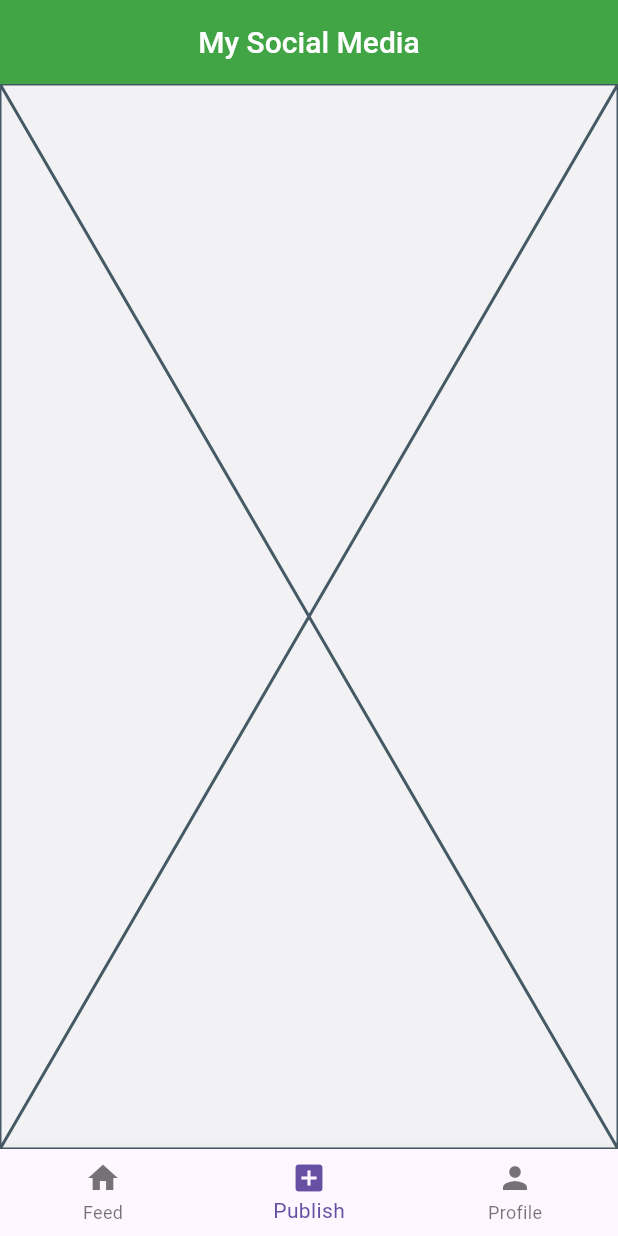
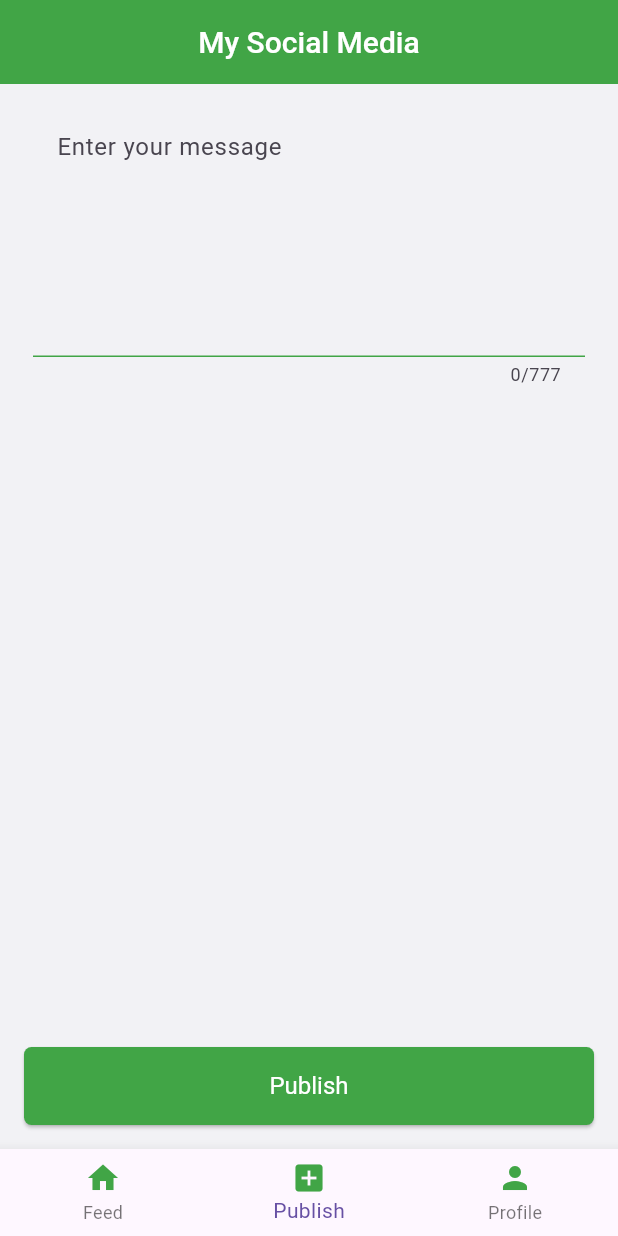
Before and after one commit to tharicki/tharicki_demo_project, a Flutter app: the screen it shows after launch, item 2 of the bottom bar chosen, on a phone screen of 412 x 824 dp. Run offline on Flutter 3.47's test engine with Material 3 defaults, Android fonts, the phone set to English and light mode, and no system bars; our stand-ins replace dio, flutter_bloc, get_it, injectable.

Commit message:
finishing the publish page

```diff
--- a/lib/core/presentation/base_page.dart
+++ /dev/null
@@ -1,59 +0,0 @@
-import 'package:flutter/material.dart';
-import 'package:tharicki_demo_project/core/theme/app_colors.dart';
-import 'package:tharicki_demo_project/core/utils/strings.dart';
-import 'package:tharicki_demo_project/feed/presentation/pages/feed_page.dart';
-import 'package:tharicki_demo_project/profile/presentation/profile_page.dart';
-import 'package:tharicki_demo_project/publishment/presentation/publish_page.dart';
-
-class BasePage extends StatefulWidget {
-  const BasePage({super.key});
-
-  @override
-  State<BasePage> createState() => _BasePageState();
-}
-
-class _BasePageState extends State<BasePage> {
-  int _selectedIndex = 0;
-
-  final List<Widget> _pages = const [
-    FeedPage(),
-    PublishPage(),
-    ProfilePage(),
-  ];
-
-  void _onItemTapped(int index) {
-    setState(() {
-      _selectedIndex = index;
-    });
-  }
-
-  @override
-  Widget build(BuildContext context) {
-    return Scaffold(
-      backgroundColor: AppColors.backgroundGrey,
-      appBar: AppBar(
-        title: const Text(Strings.appTitle),
-        iconTheme: IconThemeData(color: AppColors.white),
-      ),
-      body: _pages[_selectedIndex],
-      bottomNavigationBar: BottomNavigationBar(
-        currentIndex: _selectedIndex,
-        onTap: _onItemTapped,
-        items: const [
-          BottomNavigationBarItem(
-            icon: Icon(Icons.home),
-            label: 'Feed',
-          ),
-          BottomNavigationBarItem(
-            icon: Icon(Icons.add_box),
-            label: 'Publish',
-          ),
-          BottomNavigationBarItem(
-            icon: Icon(Icons.person),
-            label: 'Profile',
-          ),
-        ],
-      ),
-    );
-  }
-}
--- /dev/null
+++ b/lib/core/presentation/cubit/navigation_state.dart
@@ -0,0 +1,16 @@
+part of 'navigation_cubit.dart';
+
+@immutable
+abstract class NavigationState {}
+
+class NavigationFeed extends NavigationState {
+  NavigationFeed();
+}
+
+class NavigationPublish extends NavigationState {
+  NavigationPublish();
+}
+
+class NavigationProfile extends NavigationState {
+  NavigationProfile();
+}
--- /dev/null
+++ b/lib/core/presentation/pages/base_page.dart
@@ -0,0 +1,116 @@
+import 'package:flutter/material.dart';
+import 'package:flutter_bloc/flutter_bloc.dart';
+import 'package:tharicki_demo_project/core/injection/injection.dart';
+import 'package:tharicki_demo_project/core/presentation/cubit/navigation_cubit.dart';
+import 'package:tharicki_demo_project/core/theme/app_colors.dart';
+import 'package:tharicki_demo_project/core/utils/strings.dart';
+import 'package:tharicki_demo_project/feed/presentation/cubit/feed_cubit.dart';
+import 'package:tharicki_demo_project/feed/presentation/pages/feed_page.dart';
+import 'package:tharicki_demo_project/profile/presentation/cubit/profile_cubit.dart';
+import 'package:tharicki_demo_project/profile/presentation/profile_page.dart';
+import 'package:tharicki_demo_project/publishment/presentation/cubit/publish_cubit.dart';
+import 'package:tharicki_demo_project/publishment/presentation/pages/publish_page.dart';
+
+class BasePage extends StatefulWidget {
+  const BasePage({super.key});
+
+  @override
+  State<BasePage> createState() => _BasePageState();
+}
+
+class _BasePageState extends State<BasePage> {
+  int _selectedIndex = 0;
+  final navigationCubit = getIt<NavigationCubit>();
+
+  late List<Widget> _pages;
+
+  @override
+  void initState() {
+    super.initState();
+    _pages = [
+      const FeedPage(),
+      PublishPage(
+        navigationCubit: navigationCubit,
+      ),
+      const ProfilePage(),
+    ];
+  }
+
+  @override
+  Widget build(BuildContext context) {
+    return MultiBlocProvider(
+      providers: [
+        BlocProvider(create: (context) => getIt<NavigationCubit>()),
+        BlocProvider(create: (context) => getIt<FeedCubit>()),
+        BlocProvider(create: (context) => getIt<PublishCubit>()),
+        BlocProvider(create: (context) => getIt<ProfileCubit>()),
+      ],
+      child: Scaffold(
+        backgroundColor: AppColors.backgroundGrey,
+        appBar: AppBar(
+          title: const Text(Strings.appTitle),
+          iconTheme: IconThemeData(color: AppColors.white),
+        ),
+        body: BlocListener<NavigationCubit, NavigationState>(
+          bloc: navigationCubit,
+          listener: (context, state) {
+            switch (state) {
+              case NavigationFeed _:
+                _selectedIndex = 0;
+                break;
+              case NavigationPublish _:
+                _selectedIndex = 1;
+                break;
+              case NavigationProfile _:
+                _selectedIndex = 2;
+                break;
+            }
+          },
+          child: BlocBuilder<NavigationCubit, NavigationState>(
+            bloc: navigationCubit,
+            builder: (context, state) {
+              return IndexedStack(
+                index: _selectedIndex,
+                children: _pages,
+              );
+            },
+          ),
+        ),
+        bottomNavigationBar: BlocBuilder<NavigationCubit, NavigationState>(
+          bloc: navigationCubit,
+          builder: (context, state) {
+            return BottomNavigationBar(
+              currentIndex: _selectedIndex,
+              onTap: (index) {
+                navigationCubit.changeTab(index);
+              },
+              items: [
+                BottomNavigationBarItem(
+                  icon: Icon(
+                    Icons.home,
+                    color: AppColors.primary,
+                  ),
+                  label: 'Feed',
+                ),
+                BottomNavigationBarItem(
+                  icon: Icon(
+                    Icons.add_box,
+                    color: AppColors.primary,
+                  ),
+                  label: 'Publish',
+                ),
+                BottomNavigationBarItem(
+                  icon: Icon(
+                    Icons.person,
+                    color: AppColors.primary,
+                  ),
+                  label: 'Profile',
+                ),
+              ],
+            );
+          },
+        ),
+      ),
+    );
+  }
+}
--- a/lib/core/theme/app_colors.dart
+++ b/lib/core/theme/app_colors.dart
@@ -2,6 +2,7 @@ import 'package:flutter/material.dart';
 
 class AppColors {
   static Color primary = const Color.fromRGBO(65, 165, 70, 1);
+  static Color secondary = const Color.fromARGB(255, 194, 194, 0);
   static Color light = const Color.fromRGBO(255, 255, 255, 1);
   static Color grey = const Color.fromRGBO(128, 128, 128, 1);
   static Color borderInputColor = const Color.fromRGBO(122, 122, 122, 1);
@@ -16,5 +17,6 @@ class AppColors {
   static Color white = const Color(0xFFFFFFFF);
   static Color green = const Color(0xFF4DB748);
   static Color red = Colors.red.shade900;
+  static Color black = Colors.black;
   static Color disableGray = const Color(0xFFB8B7B7);
 }
--- a/lib/main.dart
+++ b/lib/main.dart
@@ -1,6 +1,6 @@
 import 'package:flutter/material.dart';
 import 'package:tharicki_demo_project/core/injection/injection.dart';
-import 'package:tharicki_demo_project/core/presentation/base_page.dart';
+import 'package:tharicki_demo_project/core/presentation/pages/base_page.dart';
 import 'package:tharicki_demo_project/core/theme/app_theme.dart';
 
 void main() {
--- /dev/null
+++ b/lib/profile/presentation/cubit/profile_cubit.dart
@@ -0,0 +1,14 @@
+import 'package:flutter/material.dart';
+import 'package:flutter_bloc/flutter_bloc.dart';
+import 'package:injectable/injectable.dart';
+
+part 'profile_state.dart';
+
+@injectable
+class ProfileCubit extends Cubit<ProfileState> {
+  ProfileCubit() : super(ProfileInitial());
+
+  Future<void> fetchProfile() async {
+    emit(ProfileLoading());
+  }
+}
--- /dev/null
+++ b/lib/profile/presentation/cubit/profile_state.dart
@@ -0,0 +1,16 @@
+part of 'profile_cubit.dart';
+
+@immutable
+abstract class ProfileState {}
+
+class ProfileInitial extends ProfileState {}
+
+class ProfileLoading extends ProfileState {}
+
+class ProfileSuccess extends ProfileState {}
+
+class ProfileError extends ProfileState {
+  final String error;
+
+  ProfileError({required this.error});
+}
--- /dev/null
+++ b/lib/publishment/presentation/cubit/publish_cubit.dart
@@ -0,0 +1,27 @@
+import 'package:flutter/material.dart';
+import 'package:flutter_bloc/flutter_bloc.dart';
+import 'package:injectable/injectable.dart';
+
+part 'publish_state.dart';
+
+@injectable
+class PublishCubit extends Cubit<PublishState> {
+  PublishCubit() : super(PublishInitial());
+
+  Future<void> postPublish() async {
+    emit(PublishLoading());
+
+    // Here you would typically call your repository to post the publish data
+    // For example:
+    // try {
+    //   final result = await repository.postPublish(data);
+    //   emit(PublishSuccess(result: result));
+    // } catch (e) {
+    //   emit(PublishError(error: e.toString()));
+    // }
+    Future.delayed(const Duration(seconds: 2), () {
+      // Simulating a successful publish
+      emit(PublishSuccess());
+    });
+  }
+}
--- /dev/null
+++ b/lib/publishment/presentation/cubit/publish_state.dart
@@ -0,0 +1,16 @@
+part of 'publish_cubit.dart';
+
+@immutable
+abstract class PublishState {}
+
+class PublishInitial extends PublishState {}
+
+class PublishLoading extends PublishState {}
+
+class PublishSuccess extends PublishState {}
+
+class PublishError extends PublishState {
+  final String error;
+
+  PublishError({required this.error});
+}
--- /dev/null
+++ b/lib/publishment/presentation/pages/publish_page.dart
@@ -0,0 +1,107 @@
+import 'package:flutter/material.dart';
+import 'package:flutter_bloc/flutter_bloc.dart';
+import 'package:tharicki_demo_project/core/injection/injection.dart';
+import 'package:tharicki_demo_project/core/presentation/cubit/navigation_cubit.dart';
+import 'package:tharicki_demo_project/core/presentation/widgets/model_widget.dart';
+import 'package:tharicki_demo_project/core/theme/app_colors.dart';
+import 'package:tharicki_demo_project/core/theme/app_sizes.dart';
+import 'package:tharicki_demo_project/publishment/presentation/cubit/publish_cubit.dart';
+
+class PublishPage extends StatefulWidget {
+  const PublishPage({
+    super.key,
+    required this.navigationCubit,
+  });
+
+  final NavigationCubit navigationCubit;
+
+  @override
+  State<PublishPage> createState() => _PublishPageState();
+}
+
+class _PublishPageState extends State<PublishPage> {
+  final TextEditingController _postController = TextEditingController();
+  final PublishCubit publishCubit = getIt<PublishCubit>();
+
+  @override
+  Widget build(BuildContext context) {
+    return BlocConsumer<PublishCubit, PublishState>(
+        bloc: publishCubit,
+        listener: (context, state) {
+          if (state is PublishSuccess) {
+            showAutoDismissSuccessDialog(context, 'Success!', 'Post published successfully');
+            widget.navigationCubit.changeTab(0);
+          } else if (state is PublishError) {
+            // Show error message
+          }
+        },
+        builder: (context, state) {
+          if (state is PublishLoading) {
+            return const Center(child: CircularProgressIndicator());
+          }
+          return Column(
+            mainAxisAlignment: MainAxisAlignment.spaceBetween,
+            children: [
+              Padding(
+                padding: const EdgeInsets.all(10),
+                child: Container(
+                  margin: const EdgeInsets.all(12),
+                  height: MediaQuery.of(context).size.height * 0.3,
+                  child: TextFormField(
+                    maxLines: 6,
+                    maxLength: 777,
+                    controller: _postController,
+                    autovalidateMode: AutovalidateMode.onUserInteraction,
+                    validator: (value) {
+                      if (value == null || value.trim().isEmpty) {
+                        return 'This field is required';
+                      }
+                      return null;
+                    },
+                    decoration: InputDecoration(
+                      hintText: "Enter your message",
+                      fillColor: AppColors.backgroundGrey,
+                      hoverColor: AppColors.backgroundGrey,
+                      filled: true,
+                      enabledBorder: UnderlineInputBorder(
+                        borderSide: BorderSide(color: AppColors.primary),
+                      ),
+                      focusedBorder: OutlineInputBorder(
+                        borderSide: BorderSide(color: AppColors.primary),
+                      ),
+                      errorBorder: UnderlineInputBorder(
+                        borderSide: BorderSide(color: AppColors.red),
+                      ),
+                    ),
+                  ),
+                ),
+              ),
+              Padding(
+                padding: const EdgeInsets.all(AppSizes.md),
+                child: ElevatedButton(
+                  onPressed: () {
+                    if (_postController.text.trim().isEmpty) {
+                      ScaffoldMessenger.of(context).showSnackBar(
+                        const SnackBar(content: Text('Please enter a message before publishing!')),
+                      );
+                    } else {
+                      publishCubit.postPublish();
+                    }
+                  },
+                  style: ElevatedButton.styleFrom(
+                    backgroundColor: AppColors.primary,
+                  ),
+                  child: Text(
+                    'Publish',
+                    style: TextStyle(
+                      fontSize: AppSizes.md,
+                      color: AppColors.white,
+                    ),
+                  ),
+                ),
+              )
+            ],
+          );
+        });
+  }
+}
--- a/lib/publishment/presentation/publish_page.dart
+++ /dev/null
@@ -1,15 +0,0 @@
-import 'package:flutter/material.dart';
-
-class PublishPage extends StatefulWidget {
-  const PublishPage({super.key});
-
-  @override
-  State<PublishPage> createState() => _PublishPageState();
-}
-
-class _PublishPageState extends State<PublishPage> {
-  @override
-  Widget build(BuildContext context) {
-    return const Placeholder();
-  }
-}
```
Also changed, not shown: lib/core/presentation/cubit/navigation_cubit.dart (added, +24 -0 lines), lib/core/presentation/widgets/model_widget.dart (added, +18 -0 lines), lib/feed/presentation/pages/feed_page.dart (+17 -2 lines), lib/core/injection/injection.config.dart.
